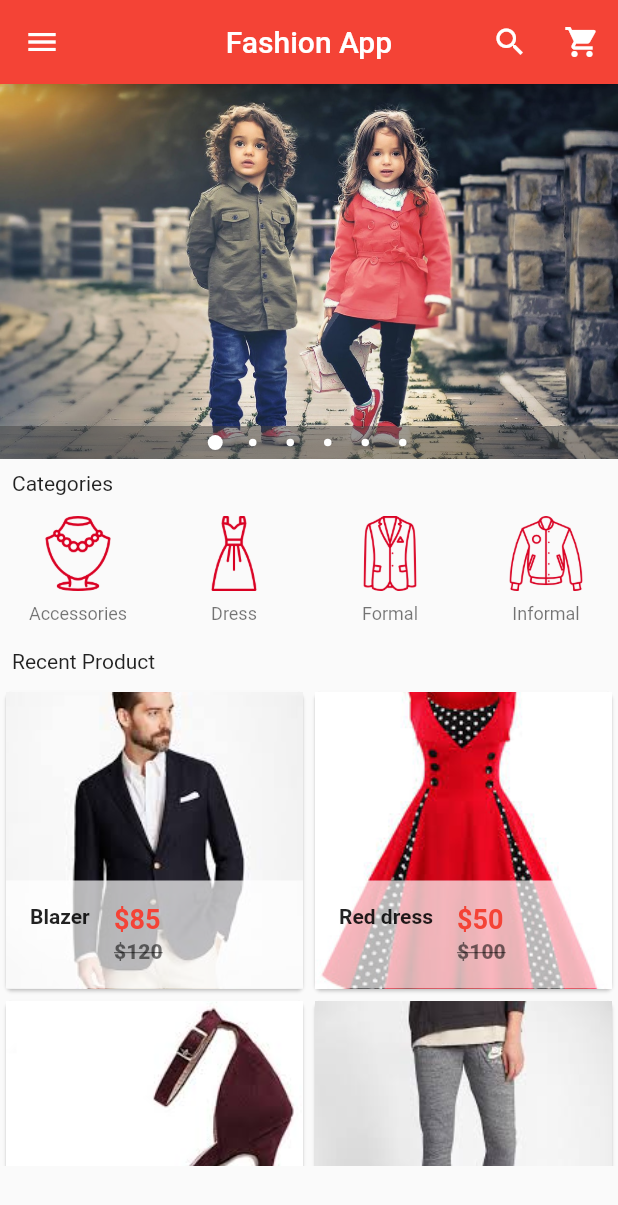
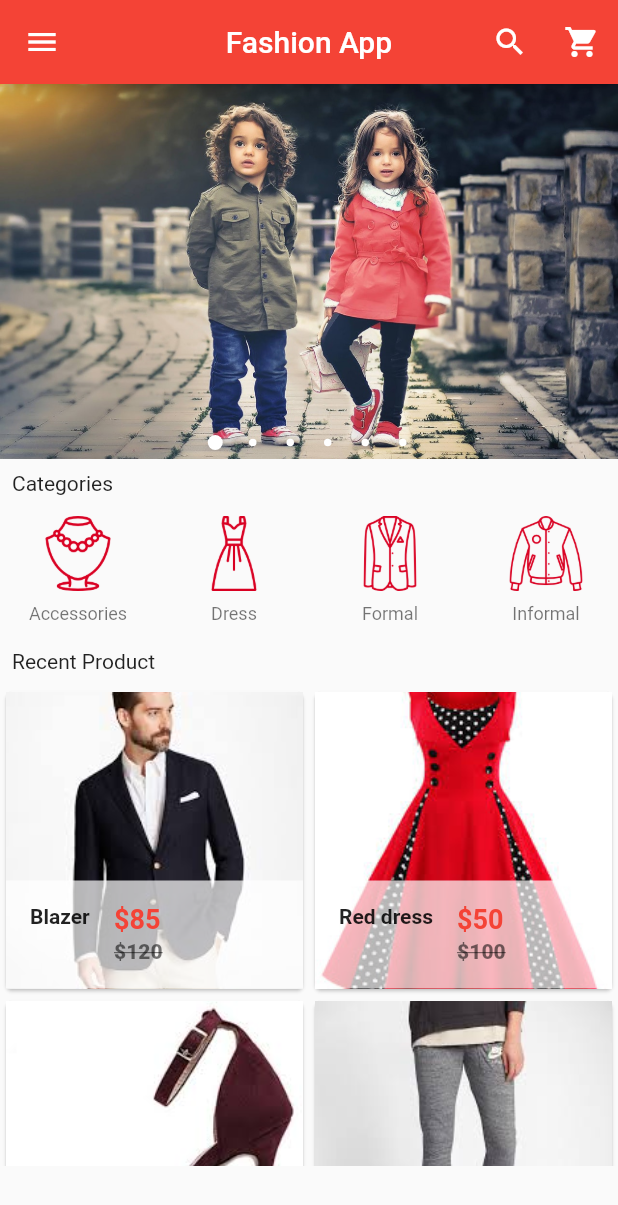
Before and after one commit to saurabhcool001/fashion, a Flutter app: the screen it shows after launch, on a phone screen of 412 x 824 dp. Shown: the top 1205 px of the screen. Run offline on Flutter 3.47's test engine with Material 2 defaults, Android fonts, the phone set to English and light mode, and no system bars; drawn by our look-alikes of carousel_pro.

Commit message:
Fashion 14.0 Home page design with previous problem fixing and Product design page addition to design

```diff
--- a/lib/customClass/home.dart
+++ b/lib/customClass/home.dart
@@ -30,6 +30,7 @@ class _HomePageState extends State<HomePage> {
         autoplayDuration: Duration(milliseconds: 1000),
         dotSize: 5.0,
         indicatorBgPadding: 6.0,
+        dotBgColor: Colors.transparent,
       ),
     );
 
@@ -66,35 +67,35 @@ class _HomePageState extends State<HomePage> {
                 onTap: () {},
                 child: ListTile(
                   title: Text("Home"),
-                  leading: Icon(Icons.home),
+                  leading: Icon(Icons.home, color: Colors.red,),
                 ),
               ),
               InkWell(
                 onTap: () {},
                 child: ListTile(
                   title: Text("My Account"),
-                  leading: Icon(Icons.person),
+                  leading: Icon(Icons.person, color: Colors.red,),
                 ),
               ),
               InkWell(
                 onTap: () {},
                 child: ListTile(
                   title: Text("My Orders"),
-                  leading: Icon(Icons.shopping_basket),
+                  leading: Icon(Icons.shopping_basket, color: Colors.red,),
                 ),
               ),
               InkWell(
                 onTap: () {},
                 child: ListTile(
                   title: Text("Categories"),
-                  leading: Icon(Icons.dashboard),
+                  leading: Icon(Icons.dashboard, color: Colors.red,),
                 ),
               ),
               InkWell(
                 onTap: () {},
                 child: ListTile(
                   title: Text("Favorites"),
-                  leading: Icon(Icons.favorite),
+                  leading: Icon(Icons.favorite, color: Colors.red,),
                 ),
               ),
 
@@ -104,14 +105,14 @@ class _HomePageState extends State<HomePage> {
                 onTap: () {},
                 child: ListTile(
                   title: Text("Settings"),
-                  leading: Icon(Icons.settings, color: Colors.green),
+                  leading: Icon(Icons.settings),
                 ),
               ),
               InkWell(
                 onTap: () {},
                 child: ListTile(
                   title: Text("About"),
-                  leading: Icon(Icons.help, color: Colors.red),
+                  leading: Icon(Icons.help),
                 ),
               ),
             ],
--- a/lib/customClass/recent_product.dart
+++ b/lib/customClass/recent_product.dart
@@ -82,7 +82,8 @@ class SingleProduct extends StatelessWidget {
   Widget build(BuildContext context) {
     return Card(
       child: Hero(
-          tag: productName,
+//          tag: productName,
+      tag: new Text("Hero"),
           child: Material(
             child: InkWell(
               onTap: () => Navigator.of(context).push(new MaterialPageRoute(
```
